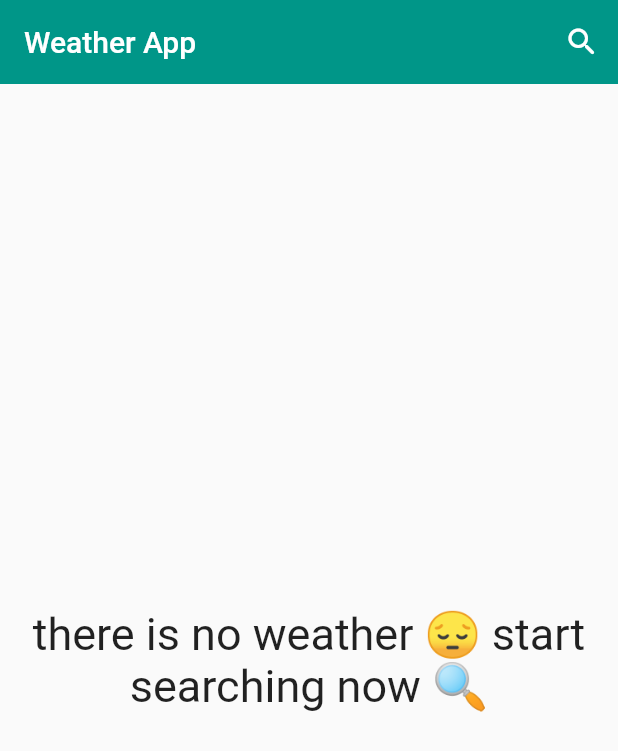
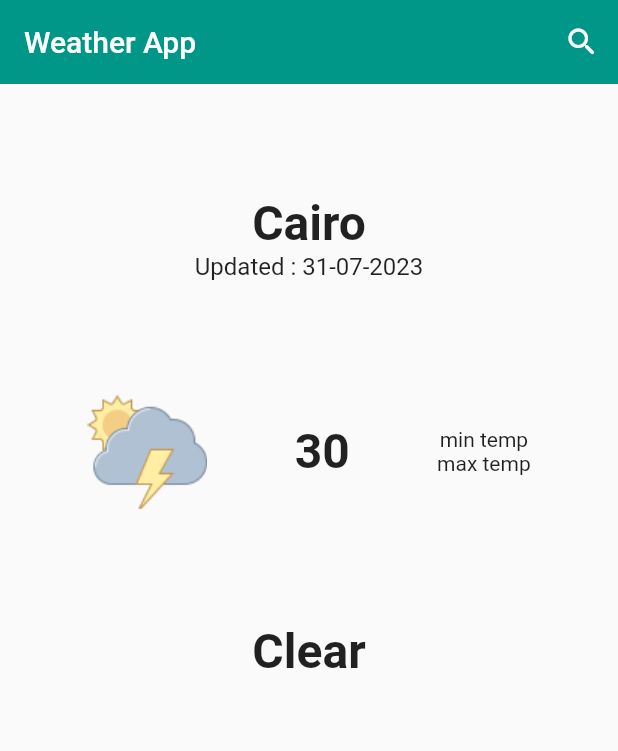
Before and after one commit to Ahmeddsanad/weather_app, a Flutter app: the screen it shows after launch, on a phone screen of 412 x 824 dp. Shown: the top 751 px of the screen. Run offline on Flutter 3.47's test engine with Material 2 defaults, Android fonts, the phone set to English and light mode, and no system bars.

Commit message:
home_page

```diff
--- a/lib/main.dart
+++ b/lib/main.dart
@@ -10,7 +10,7 @@ class WeatherApp extends StatelessWidget {
 
   @override
   Widget build(BuildContext context) {
-    return const MaterialApp(
+    return MaterialApp(
       debugShowCheckedModeBanner: false,
       home: HomePage(),
     );
--- a/lib/models/weather_model.dart
+++ b/lib/models/weather_model.dart
@@ -17,7 +17,7 @@ class WeatherModel {
 
   factory WeatherModel.fromJson(dynamic Data) {
     var JsonData = Data['forecast']['forecastday'][0]['day'];
-    // print(JsonData);
+    print(Data);
     return WeatherModel(
       WeatherStateName: JsonData['condition']['text'],
       date: Data['location']['localtime'],
@@ -41,6 +41,6 @@ class WeatherModel {
     // temp = JsonData['avgtemp_c'];
 
 
-// we used factory
-// due to remove nullable signs '?' from variables
-// that could make a errors in future.
+    // we used factory
+    // due to remove nullable signs '?' from variables
+    // that could make a errors in future.
--- a/lib/pages/home_page.dart
+++ b/lib/pages/home_page.dart
@@ -1,8 +1,11 @@
 import 'package:flutter/material.dart';
+import 'package:weather_app/models/weather_model.dart';
 import 'package:weather_app/pages/search_page.dart';
 
 class HomePage extends StatelessWidget {
-  const HomePage({Key? key}) : super(key: key);
+  HomePage({Key? key}) : super(key: key);
+
+  WeatherModel? WeatherData;
 
   @override
   Widget build(BuildContext context) {
@@ -28,7 +31,8 @@ class HomePage extends StatelessWidget {
             ),
           ],
         ),
-      body: const Center(
+        body: WeatherData != null
+            ? const Center(
                 child: Column(
                   mainAxisSize: MainAxisSize.min,
                   children: [
@@ -46,7 +50,63 @@ class HomePage extends StatelessWidget {
                     )
                   ],
                 ),
+              )
+            : Container(
+                child: Column(
+                  children: [
+                    const Spacer(
+                      flex: 1,
                     ),
-    );
+                    const Text(
+                      'Cairo',
+                      style: TextStyle(
+                        fontSize: 32.0,
+                        fontWeight: FontWeight.bold,
+                      ),
+                    ),
+                    const Text(
+                      'Updated : 31-07-2023',
+                      style: TextStyle(
+                        fontSize: 16.0,
+                      ),
+                    ),
+                    const Spacer(
+                      flex: 1,
+                    ),
+                    Row(
+                      mainAxisAlignment: MainAxisAlignment.spaceEvenly,
+                      children: [
+                        Image.asset('assets/images/thunderstorm.png'),
+                        const Text(
+                          '30',
+                          style: TextStyle(
+                            fontSize: 32.0,
+                            fontWeight: FontWeight.bold,
+                          ),
+                        ),
+                        const Column(
+                          children: [
+                            Text('min temp'),
+                            Text('max temp'),
+                          ],
+                        )
+                      ],
+                    ),
+                    const Spacer(
+                      flex: 1,
+                    ),
+                    const Text(
+                      'Clear',
+                      style: TextStyle(
+                        fontSize: 32.0,
+                        fontWeight: FontWeight.bold,
+                      ),
+                    ),
+                    const Spacer(
+                      flex: 5,
+                    )
+                  ],
+                ),
+              ));
   }
 }
```
Lines whose indentation alone changed are shown as unchanged.
